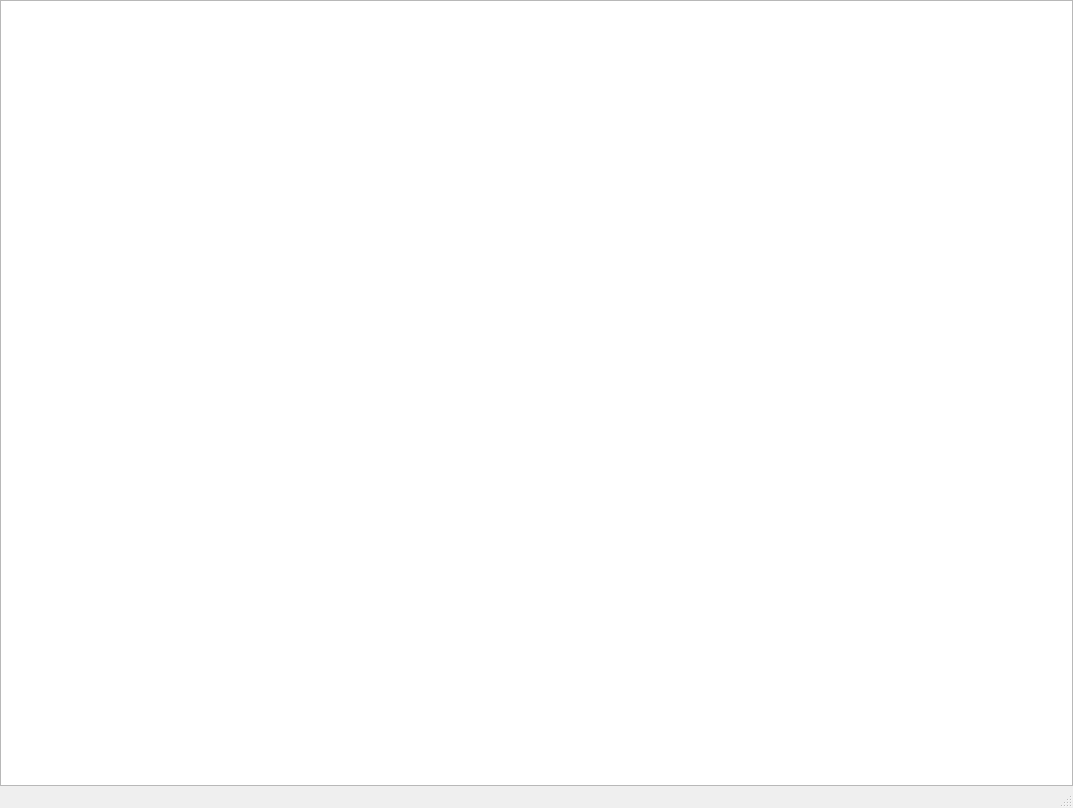
Old version of the form ui/PyTrace.ui in the repository onrozc/RayTracerPy.
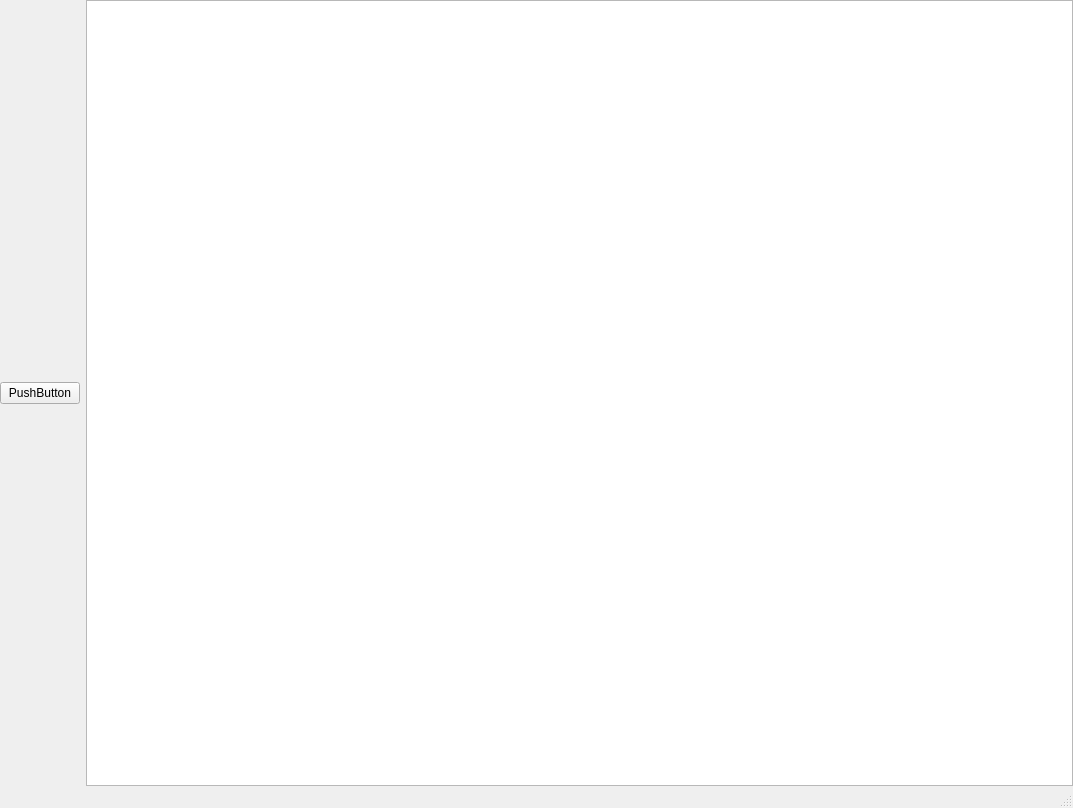
New version of the form.

```diff
--- a/ui/PyTrace.ui
+++ b/ui/PyTrace.ui
@@ -27,6 +27,13 @@
     <property name="bottomMargin">
      <number>0</number>
     </property>
+    <item>
+     <widget class="QPushButton" name="pushButton">
+      <property name="text">
+       <string>PushButton</string>
+      </property>
+     </widget>
+    </item>
     <item>
      <widget class="QGraphicsView" name="GraphicsView"/>
     </item>
```
Left out of the diff: 2 changed lines with no effect on the pictures.
